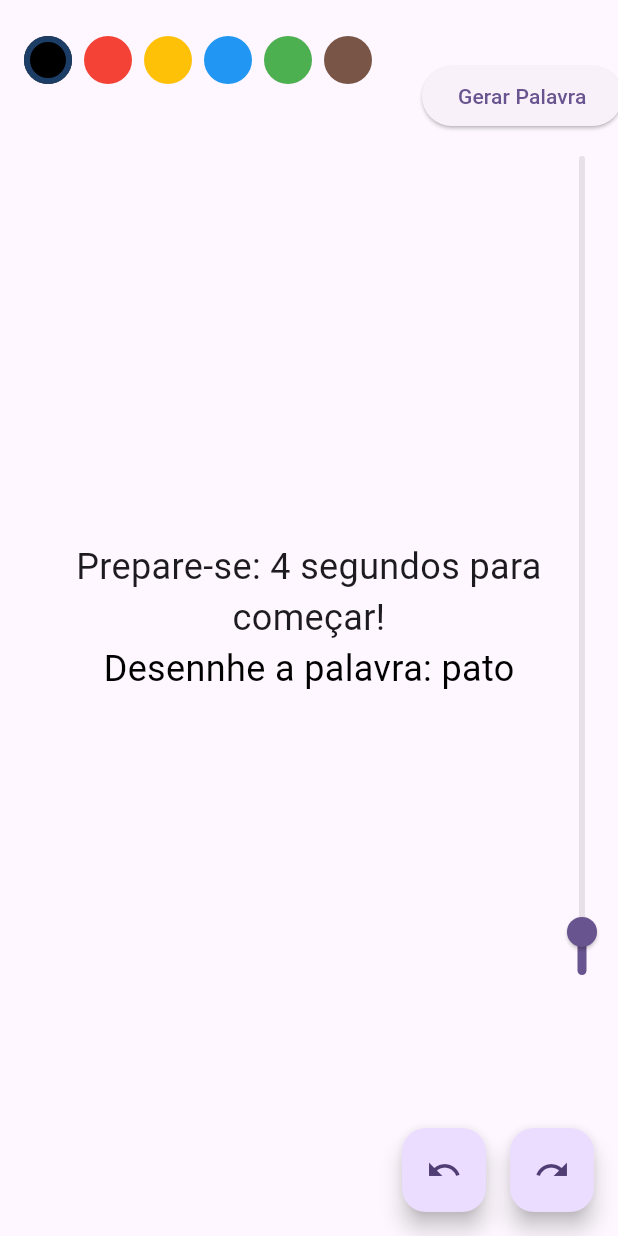
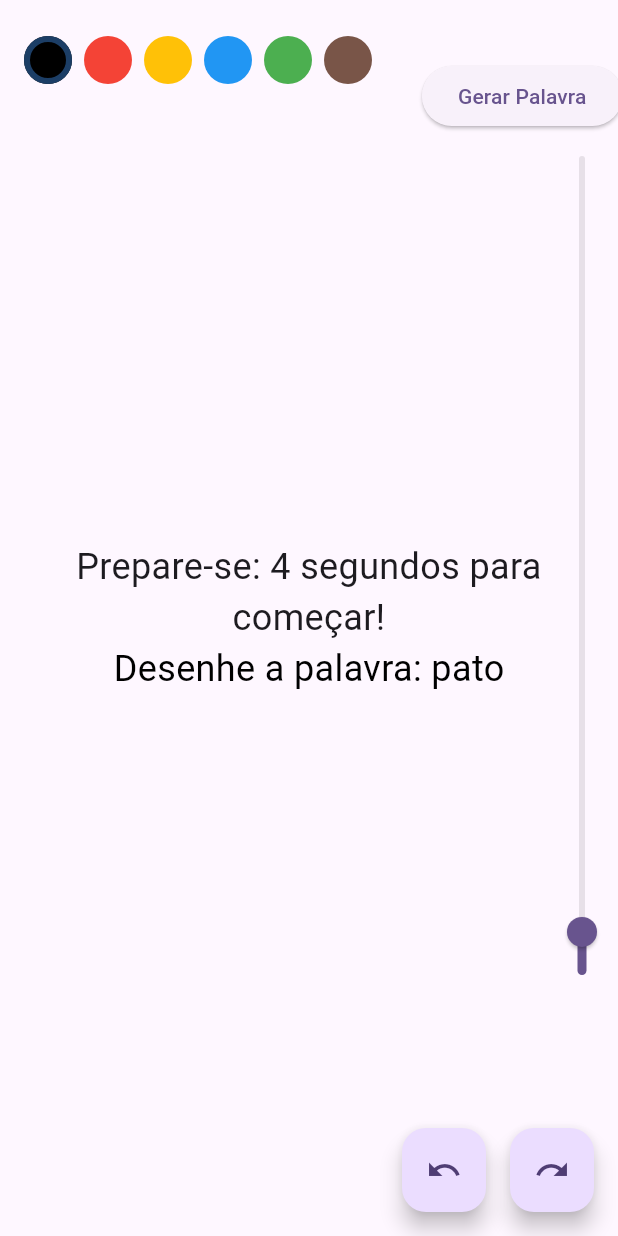
Before and after one commit to johnoliveira97/gartic_with_flutter, a Flutter app: the DrawWidget screen opened by its route, after a tap on "Gerar Palavra", on a phone screen of 412 x 824 dp. Run offline on Flutter 3.47's test engine with Material 2 defaults, Android fonts, the phone set to English and light mode, and no system bars.

Commit message:
fix(TelaDesenho): correção de texto

```diff
--- a/lib/screens/draw.dart
+++ b/lib/screens/draw.dart
@@ -109,7 +109,7 @@ class _DrawWidgetState extends State<DrawWidget> {
                     duration: const Duration(seconds: 5),
                     opacity: showText ? 1.0 : 0.0,
                     child: Text(
-                      "Desennhe a palavra: $element",
+                      "Desenhe a palavra: $element",
                       style: const TextStyle(fontSize: 24, color: Colors.black),
                     ),
                   ),
```
